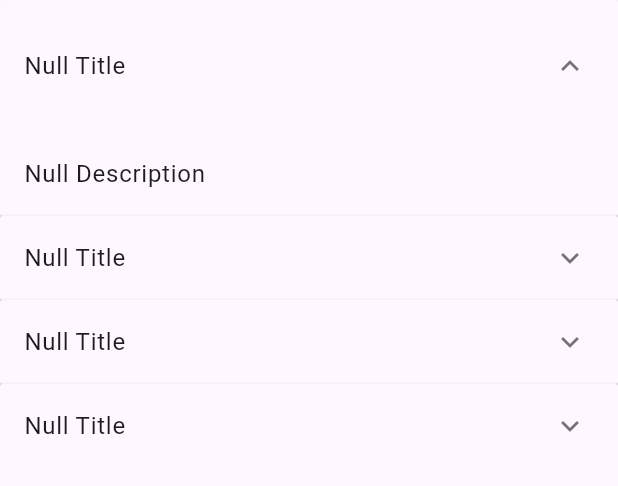
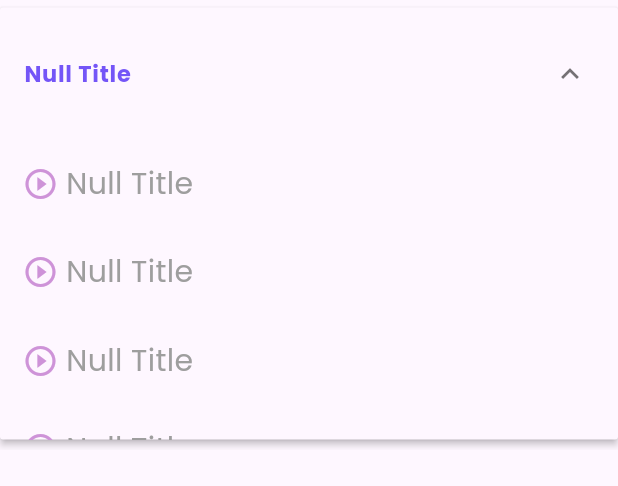
Before and after one commit to Saon00/demo-job-project, a Flutter app: the Steps widget shown alone on an empty page, opened directly, after a tap on the "expand more" icon, on a phone screen of 412 x 824 dp. Shown: the top 486 px of the screen. Run offline on Flutter 3.47's test engine with Material 3 defaults, Android fonts, the phone set to English and light mode, and no system bars; our stand-ins replace get, google_fonts, video_player; network calls fail.

```diff
--- a/lib/pages/course_screen.dart
+++ b/lib/pages/course_screen.dart
@@ -12,6 +12,8 @@ import 'package:video_player/video_player.dart';
 import '../components/overlaycontrol.dart';
 
 CourseDetails courseDetails = CourseDetails();
+String videoUrl =
+    "https://commondatastorage.googleapis.com/gtv-videos-bucket/sample/BigBuckBunny.mp4";
 
 class CourseScreen extends StatefulWidget {
   const CourseScreen({super.key});
@@ -28,8 +30,7 @@ class _CourseScreenState extends State<CourseScreen> {
   void initState() {
     super.initState();
     getAll();
-    playVideo(
-        "https://commondatastorage.googleapis.com/gtv-videos-bucket/sample/BigBuckBunny.mp4");
+    playVideo(videoUrl);
     future = videoPlayerController.initialize();
   }
 
@@ -567,23 +568,23 @@ class CourseIncludedWidget extends StatelessWidget {
   }
 }
 
-class Step {
-  Step(this.title, this.body, [this.isExpanded = false]);
+// class Step {
+//   Step(this.title, this.body, [this.isExpanded = false]);
+//
+//   String title;
+//   String body;
+//   bool isExpanded;
+// }
 
-  String title;
-  String body;
-  bool isExpanded;
-}
-
-List<Step> getSteps() {
-  return [
-    Step(courseDetails.data?.sections?[0].topic.toString() ?? "awd",
-        'Install Flutter development tools according to the official documentation.'),
-    Step('Step 1: Create a project',
-        'Open your terminal, run `flutter create <project_name>` to create a new project.'),
-    // Step('Step 2: Run the app', 'Change your terminal directory to the project directory, enter `flutter run`.'),
-  ];
-}
+// List<Step> getSteps() {
+//   return [
+//     Step(courseDetails.data?.sections?[0].topic.toString() ?? "awd",
+//         'Install Flutter development tools according to the official documentation.'),
+//     Step('Step 1: Create a project',
+//         'Open your terminal, run `flutter create <project_name>` to create a new project.'),
+//     // Step('Step 2: Run the app', 'Change your terminal directory to the project directory, enter `flutter run`.'),
+//   ];
+// }
 
 // ListView? getSteps(){
 //    ListView.builder(itemBuilder: (context, index){
@@ -602,38 +603,91 @@ class Steps extends StatefulWidget {
 
 class _StepsState extends State<Steps> {
   // final List<Step> _steps = getSteps();
-  final List<dynamic> _steps = getSteps();
+  // final List<dynamic> _steps = getSteps();
 
   @override
   Widget build(BuildContext context) {
     return SizedBox(
       height: 300,
       child: ListView.builder(
-        itemCount: courseDetails.data?.sections?.length,
-        itemBuilder: (context, index) {
-          return Container(
-            child: _renderSteps(index),
-          );
-        }
-      ),
+          itemCount: courseDetails.data?.sections?.length,
+          itemBuilder: (context, index) {
+            return Padding(
+              padding: const EdgeInsets.symmetric(vertical: 5),
+              child: Container(
+                child: _renderSteps(index),
+              ),
+            );
+          }),
     );
   }
 
   Widget _renderSteps(int i) {
-    return ExpansionPanelList.radio(
-        children: [
+    return ExpansionPanelList.radio(children: [
       ExpansionPanelRadio(
-        value: courseDetails.data?.sections![i].description.toString() ?? "Null",
+          value:
+              courseDetails.data?.sections![i].description.toString() ?? "Null",
           headerBuilder: (BuildContext context, bool isExpanded) {
             return ListTile(
               title: Text(
-                  courseDetails.data?.sections![i].topic.toString() ?? "Null Title"),
+                  courseDetails.data?.sections![i].topic.toString() ??
+                      "Null Title",
+                  style: popinsTitle.copyWith(
+                      color: purple,
+                      fontSize: 15,
+                      fontWeight: FontWeight.bold)),
             );
           },
-          body: ListTile(
-            title: Text(
-                courseDetails.data?.sections![i].description.toString() ?? "Null Description"),
-          ))
+          body: SizedBox(
+            height: 200,
+            child: ListView.builder(
+                shrinkWrap: true,
+                itemCount: courseDetails.data?.sections?[i].lessons?.length,
+                itemBuilder: (contex, index) {
+                  return Column(
+                    children: [
+                      Padding(
+                        padding: const EdgeInsets.all(15),
+                        child: InkWell(
+                          onTap: () {
+                            setState(() {
+                              videoUrl = courseDetails.data?.sections![i]
+                                  .lessons![index].videoLinkPath
+                                  .toString() ??
+                                  "https://commondatastorage.googleapis.com/gtv-videos-bucket/sample/BigBuckBunny.mp4";
+                            });
+                          },
+                          child: Row(
+                            children: [
+                              Icon(
+                                Icons.play_circle_outline,
+                                color: Colors.purple[200],
+                              ),
+                              SizedBox(width: 5),
+                              Text(
+                                courseDetails.data?.sections![i].lessons?[index]
+                                        .lectureTitle
+                                        .toString() ??
+                                    "Null Title",
+                                style: popinsTitle.copyWith(
+                                    fontSize: 20, color: Colors.grey),
+                              ),
+                              // SizedBox(height: 50,),
+                            ],
+                          ),
+                        ),
+                      )
+                    ],
+                  );
+                }),
+          )
+          // body: ListTile(
+          //
+          //   title: Text(
+          //       courseDetails.data?.sections![i].description.toString() ??
+          //           "Null Description"),
+          // ),
+          )
     ]
 
         // children: _steps.map<ExpansionPanelRadio>((Step step) {
```
